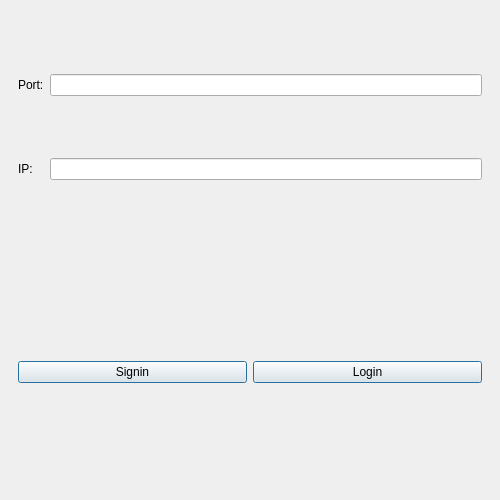
Old version of the form ToDoListClient/firstpage.ui in the repository captain-moji/To_Do_List_Project.
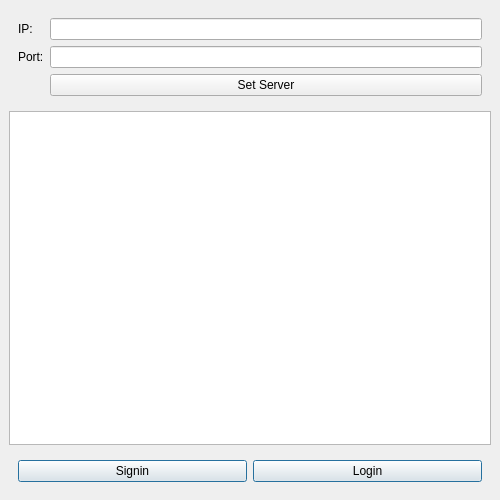
New version of the form. Icons and pictures are not drawn.

Diff of the .ui file:
```diff
--- a/ToDoListClient/firstpage.ui
+++ b/ToDoListClient/firstpage.ui
@@ -49,7 +49,17 @@
      <widget class="QWidget" name="widget" native="true">
       <layout class="QGridLayout" name="gridLayout">
        <item row="0" column="0">
-        <widget class="QLabel" name="label">
+        <widget class="QLabel" name="ip_label">
+         <property name="layoutDirection">
+          <enum>Qt::RightToLeft</enum>
+         </property>
+         <property name="text">
+          <string>IP:</string>
+         </property>
+        </widget>
+       </item>
+       <item row="1" column="0">
+        <widget class="QLabel" name="port_label">
          <property name="layoutDirection">
           <enum>Qt::RightToLeft</enum>
          </property>
@@ -59,24 +69,24 @@
         </widget>
        </item>
        <item row="0" column="1">
-        <widget class="QLineEdit" name="port"/>
-       </item>
-       <item row="1" column="0">
-        <widget class="QLabel" name="label_2">
-         <property name="layoutDirection">
-          <enum>Qt::RightToLeft</enum>
-         </property>
-         <property name="text">
-          <string>IP:</string>
-         </property>
-        </widget>
+        <widget class="QLineEdit" name="ip_text_edit"/>
        </item>
        <item row="1" column="1">
-        <widget class="QLineEdit" name="ip"/>
+        <widget class="QLineEdit" name="port_text_edit"/>
+       </item>
+       <item row="2" column="1">
+        <widget class="QPushButton" name="set_server_BTN">
+         <property name="text">
+          <string>Set Server</string>
+         </property>
+        </widget>
        </item>
       </layout>
      </widget>
     </item>
+    <item>
+     <widget class="QTextEdit" name="textEdit"/>
+    </item>
     <item>
      <widget class="QWidget" name="widget_2" native="true">
       <layout class="QHBoxLayout" name="horizontalLayout">
```
